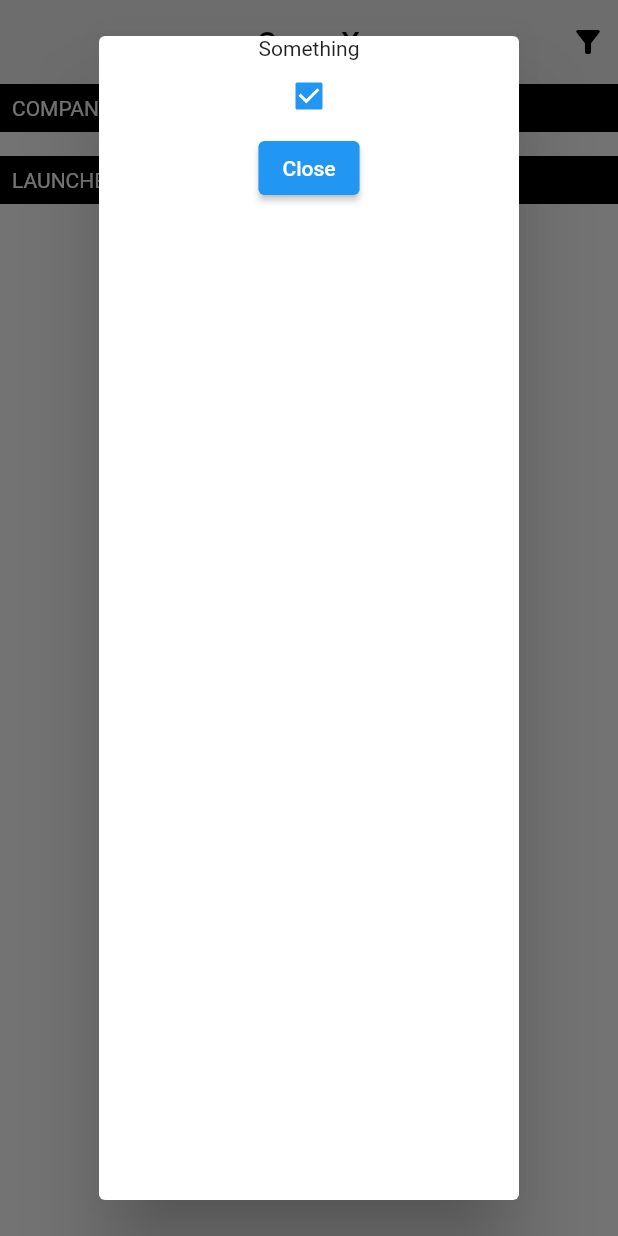
After one commit to EmanuelFeij/asos, a Flutter app: the screen it shows after launch, after a tap on the "filter alt" icon, on a phone screen of 412 x 824 dp. The commit adds this screen. Run offline on Flutter 3.47's test engine with Material 2 defaults, Android fonts, the phone set to English and light mode, and no system bars; network calls fail.

Commit message:
begin the filter implementation

```diff
--- a/lib/home_page/presentation/pages/home_page.dart
+++ b/lib/home_page/presentation/pages/home_page.dart
@@ -1,12 +1,11 @@
 import 'package:flutter/material.dart';
 import 'package:spacex/home_page/domain/company_info.dart';
-import 'package:spacex/home_page/domain/pagination.dart';
-import 'package:spacex/home_page/presentation/widgets/launch_info_widget.dart';
 
-import '../../domain/lauch_info.dart';
 import '../../service/service.dart';
+import '../widgets/ListBuilder.dart';
 import '../widgets/black_bar_widget.dart';
 import '../widgets/company_info_widget.dart';
+import '../widgets/filter_dialog_widget.dart';
 
 class HomePage extends StatefulWidget {
   const HomePage({Key? key, required this.service}) : super(key: key);
@@ -27,13 +26,21 @@ class _HomePageState extends State<HomePage> {
             style: TextStyle(
               color: Colors.black,
             )),
-        actions: const [
+        actions: [
           Padding(
-            padding: EdgeInsets.all(8.0),
-            child: Icon(
-              Icons.filter_alt,
-              color: Colors.black,
-            ),
+            padding: const EdgeInsets.all(8.0),
+            child: GestureDetector(
+                child: const Icon(
+                  Icons.filter_alt,
+                  color: Colors.black,
+                ),
+                onTap: () {
+                  showDialog(
+                      context: context,
+                      builder: (context) {
+                        return const FilterDialogWidget();
+                      });
+                }),
           ),
         ],
       ),
@@ -66,73 +73,3 @@ class _HomePageState extends State<HomePage> {
     );
   }
 }
-
-class ListBuilder extends StatefulWidget {
-  const ListBuilder({
-    Key? key,
-    required this.service,
-  }) : super(key: key);
-
-  final Service service;
-
-  @override
-  State<ListBuilder> createState() => _ListBuilderState();
-}
-
-class _ListBuilderState extends State<ListBuilder> {
-  var limit = 20;
-  var offset = 0;
-  bool gettingData = false;
-  bool isItDone = false;
-  List<LaunchInfo> launchInfos = [];
-
-  _getMoreData() async {
-    gettingData = true;
-    final moreData = await widget.service.getLaunches(
-        Pagination(limit: limit, offset: offset, sortOrder: SortOrder.asc));
-    if (moreData.isEmpty) {
-      isItDone = true;
-      gettingData = false;
-      setState(() {});
-      return;
-    }
-    offset += limit;
-    setState(() {
-      launchInfos = [...launchInfos, ...moreData];
-    });
-    gettingData = false;
-  }
-
-  @override
-  void initState() {
-    _getMoreData();
-    super.initState();
-  }
-
-  @override
-  Widget build(BuildContext context) {
-    return Expanded(
-      child: ListView.builder(
-          itemCount: launchInfos.length,
-          itemBuilder: (context, index) {
-            if (index < launchInfos.length - 10) {
-              return LaunchInfoWidget(launchInfo: launchInfos[index]);
-            } else {
-              if (!gettingData && !isItDone) {
-                _getMoreData();
-              }
-            }
-            if (!isItDone) {
-              return const SizedBox(
-                height: 80,
-                child: Center(child: CircularProgressIndicator()),
-              );
-            }
-            if (isItDone && index < launchInfos.length) {
-              return LaunchInfoWidget(launchInfo: launchInfos[index]);
-            }
-            return const SizedBox();
-          }),
-    );
-  }
-}
--- /dev/null
+++ b/lib/home_page/presentation/widgets/ListBuilder.dart
@@ -0,0 +1,76 @@
+import 'package:flutter/material.dart';
+
+import '../../domain/lauch_info.dart';
+import '../../domain/pagination.dart';
+import '../../service/service.dart';
+import 'launch_info_widget.dart';
+
+class ListBuilder extends StatefulWidget {
+  const ListBuilder({
+    Key? key,
+    required this.service,
+  }) : super(key: key);
+
+  final Service service;
+
+  @override
+  State<ListBuilder> createState() => _ListBuilderState();
+}
+
+class _ListBuilderState extends State<ListBuilder> {
+  var limit = 20;
+  var offset = 0;
+  bool gettingData = false;
+  bool isItDone = false;
+  List<LaunchInfo> launchInfos = [];
+
+  _getMoreData() async {
+    gettingData = true;
+    final moreData = await widget.service.getLaunches(
+        Pagination(limit: limit, offset: offset, sortOrder: SortOrder.asc));
+    if (moreData.isEmpty) {
+      isItDone = true;
+      gettingData = false;
+      setState(() {});
+      return;
+    }
+    offset += limit;
+    setState(() {
+      launchInfos = [...launchInfos, ...moreData];
+    });
+    gettingData = false;
+  }
+
+  @override
+  void initState() {
+    _getMoreData();
+    super.initState();
+  }
+
+  @override
+  Widget build(BuildContext context) {
+    return Expanded(
+      child: ListView.builder(
+          itemCount: launchInfos.length,
+          itemBuilder: (context, index) {
+            if (index < launchInfos.length - 10) {
+              return LaunchInfoWidget(launchInfo: launchInfos[index]);
+            } else {
+              if (!gettingData && !isItDone) {
+                _getMoreData();
+              }
+            }
+            if (!isItDone) {
+              return const SizedBox(
+                height: 80,
+                child: Center(child: CircularProgressIndicator()),
+              );
+            }
+            if (isItDone && index < launchInfos.length) {
+              return LaunchInfoWidget(launchInfo: launchInfos[index]);
+            }
+            return const SizedBox();
+          }),
+    );
+  }
+}
--- /dev/null
+++ b/lib/home_page/presentation/widgets/filter_dialog_widget.dart
@@ -0,0 +1,30 @@
+import 'package:flutter/material.dart';
+
+class FilterDialogWidget extends StatefulWidget {
+  const FilterDialogWidget({Key? key}) : super(key: key);
+
+  @override
+  State<FilterDialogWidget> createState() => _FilterDialogWidgetState();
+}
+
+class _FilterDialogWidgetState extends State<FilterDialogWidget> {
+  @override
+  Widget build(BuildContext context) {
+    return SizedBox(
+      width: 100,
+      height: 100,
+      child: Dialog(
+        child: Column(
+          children: [
+            // byLaunch year,
+            Text('Something'),
+            // sucessfully
+            Checkbox(value: true, onChanged: (v) {}),
+            // asc/desc
+            ElevatedButton(onPressed: () {}, child: Text('Close')),
+          ],
+        ),
+      ),
+    );
+  }
+}
```
